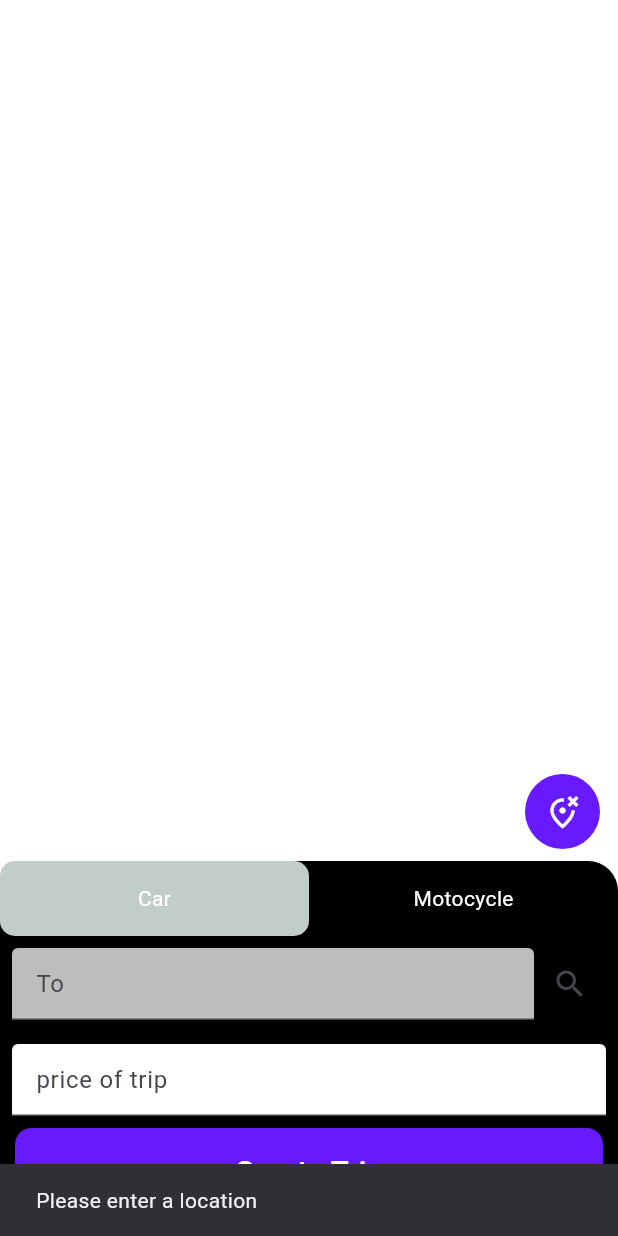
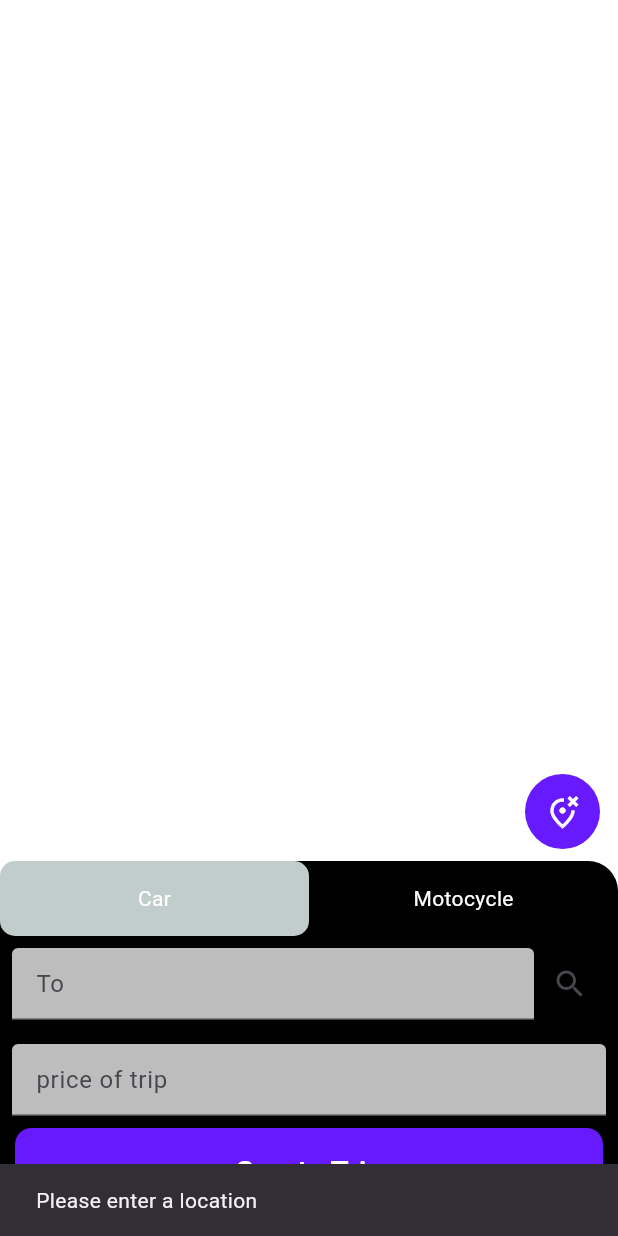
Before and after one commit to Abdelrahman-Ahmed-2003/Driver_app, a Flutter app: the BottomSheetWidget widget shown alone on an empty page, opened directly, after a tap on the "search" icon, on a phone screen of 412 x 824 dp. Run offline on Flutter 3.47's test engine with Material 3 defaults, Android fonts, the phone set to English and light mode, and no system bars; our stand-ins replace animated_text_kit, cloud_firestore, firebase_auth, firebase_core, flutter_map, geocoding and 9 more; missing offline and left inert: flutter_map_location_marker, flutter_polyline_points, flutter_timer_countdown, free_map; accounts and stored records are empty; network calls fail.

Commit message:
make all widgets in passenger page disabled when trip is created

```diff
--- a/lib/features/passenger_home/presentation/views/widgets/address_field.dart
+++ b/lib/features/passenger_home/presentation/views/widgets/address_field.dart
@@ -2,6 +2,7 @@ import 'dart:convert';
 import 'package:dirver/core/utils/colors_app.dart';
 import 'package:dirver/core/utils/utils.dart';
 import 'package:dirver/features/passenger_home/presentation/provider/content_of_trip_provider.dart';
+import 'package:dirver/features/passenger_home/presentation/provider/tripProvider.dart';
 import 'package:flutter/material.dart';
 import 'package:free_map/free_map.dart';
 import 'package:provider/provider.dart';
@@ -24,6 +25,7 @@ class _AddressFieldState extends State<AddressField> {
   @override
   Widget build(BuildContext context) {
     final provider = Provider.of<ContentOfTripProvider>(context); // Use context.read<ContentOfTripProvider>;
+    final tripProvider = Provider.of<TripProvider>(context);
 
     return Padding(
       padding: const EdgeInsets.all(8.0),
@@ -31,6 +33,7 @@ class _AddressFieldState extends State<AddressField> {
         children: [
           Expanded(
             child: TextFormField(
+              readOnly: tripProvider.tripStream != null,
               keyboardType: TextInputType.text,
               controller: provider.toController,
               decoration: InputDecoration(
@@ -47,6 +50,7 @@ class _AddressFieldState extends State<AddressField> {
   }
 
   Widget _buildSearchButton(ContentOfTripProvider provider) {
+    final tripProvider = Provider.of<TripProvider>(context, listen: false);
     return _isSearching
         ? const Padding(
             padding: EdgeInsets.all(8.0),
@@ -57,13 +61,13 @@ class _AddressFieldState extends State<AddressField> {
             ),
           )
         : IconButton(
-            onPressed: _isSearching ? null : () => _handleSearch(provider),
+            onPressed: _isSearching ? null : tripProvider.tripStream!= null?null:() => _handleSearch(provider),
             icon: const Icon(Icons.search),
           );
   }
 
-  Future<void> _handleSearch(ContentOfTripProvider ContentOfTripProvider) async {
-  final query = ContentOfTripProvider.toController.text.trim();
+  Future<void> _handleSearch(ContentOfTripProvider contentOfTripProvider) async {
+  final query = contentOfTripProvider.toController.text.trim();
 
   if (query.isEmpty) {
     ScaffoldMessenger.of(context).showSnackBar(
@@ -99,7 +103,7 @@ class _AddressFieldState extends State<AddressField> {
             : (data[0]['lon'] as num).toDouble();
 
         debugPrint('📍 Location found: Lat: $lat, Lon: $lon');
-        ContentOfTripProvider.setCoordinatesPoint(LatLng(lat, lon));
+        contentOfTripProvider.setCoordinatesPoint(LatLng(lat, lon));
       } else {
         debugPrint('⚠️ Location not found');
         ScaffoldMessenger.of(context).showSnackBar(
--- a/lib/features/passenger_home/presentation/views/widgets/bottom_sheet_app.dart
+++ b/lib/features/passenger_home/presentation/views/widgets/bottom_sheet_app.dart
@@ -11,8 +11,7 @@ import 'package:latlong2/latlong.dart';
 import 'package:provider/provider.dart';
 
 class BottomSheetWidget extends StatelessWidget {
-  BottomSheetWidget({super.key});
-  bool isTripCreated = false;
+  const BottomSheetWidget({super.key});
 
   @override
   Widget build(BuildContext context) {
@@ -30,19 +29,20 @@ class BottomSheetWidget extends StatelessWidget {
   }
 
   Widget _buildClearLocationButton(BuildContext context) {
+    final tripProvider = context.watch<TripProvider>();
     return Align(
       alignment: Alignment.bottomRight,
       child: Container(
-        decoration: const BoxDecoration(
-          color: AppColors.primaryColor,
-          borderRadius: BorderRadius.all(Radius.circular(25)),
+        decoration: BoxDecoration(
+          color: tripProvider.tripStream != null ? AppColors.greyColor : AppColors.primaryColor,
+          borderRadius: const BorderRadius.all(Radius.circular(25)),
         ),
         height: 50,
         width: 50,
         margin: const EdgeInsets.only(right: 12, bottom: 8),
         child: IconButton(
           onPressed: () {
-            if(isTripCreated) return;
+            if(tripProvider.tripStream != null) return;
             final provider = context.read<ContentOfTripProvider>();
             provider.toController.clear();
             provider.priceController.clear();
@@ -102,7 +102,11 @@ class TripStatusStreamer extends StatelessWidget {
           padding: const EdgeInsets.symmetric(vertical: 8, horizontal: 16),
           margin: const EdgeInsets.only(bottom: 8),
           decoration: BoxDecoration(
-            color: _getStatusColor(status).withOpacity(0.2),
+            color: _getStatusColor(status).withValues(
+  alpha: 0.4, // 0.2 * 255
+
+),
+
             borderRadius: BorderRadius.circular(20),
           ),
           child: Row(
--- a/lib/features/passenger_home/presentation/views/widgets/list_view_widget.dart
+++ b/lib/features/passenger_home/presentation/views/widgets/list_view_widget.dart
@@ -1,5 +1,7 @@
 import 'package:dirver/core/utils/colors_app.dart';
+import 'package:dirver/features/passenger_home/presentation/provider/tripProvider.dart';
 import 'package:flutter/material.dart';
+import 'package:provider/provider.dart';
 
 class ListViewWidget extends StatefulWidget {
   const ListViewWidget({super.key});
@@ -13,6 +15,7 @@ class _ListViewWidgetState extends State<ListViewWidget> {
   List<String> items = ["Car", "Motocycle"];
   @override
   Widget build(BuildContext context) {
+    final TripProvider tripProvider = context.watch<TripProvider>();
     return SizedBox(
       height: 50, // ✅ Constrain height
       child: Row(
@@ -20,6 +23,7 @@ class _ListViewWidgetState extends State<ListViewWidget> {
           return Expanded(
             child: GestureDetector(
               onTap: () {
+                if(tripProvider.tripStream != null) return; // ✅ Prevent selection if trip is active
                 setState(() {
                   selectedIndex = index; // ✅ Update selected item
                 });
--- a/lib/features/passenger_home/presentation/views/widgets/price_field.dart
+++ b/lib/features/passenger_home/presentation/views/widgets/price_field.dart
@@ -1,6 +1,7 @@
 
 import 'package:dirver/core/utils/colors_app.dart';
 import 'package:dirver/features/passenger_home/presentation/provider/content_of_trip_provider.dart';
+import 'package:dirver/features/passenger_home/presentation/provider/tripProvider.dart';
 import 'package:flutter/material.dart';
 import 'package:provider/provider.dart';
 
@@ -12,16 +13,17 @@ class PriceField extends StatelessWidget {
   @override
   Widget build(BuildContext context) {
     var provider = context.read<ContentOfTripProvider>();
-
+    final tripProvider = context.watch<TripProvider>();
     return Padding(
       padding: const EdgeInsets.all(8.0),
       child: TextFormField(
+        readOnly: tripProvider.tripStream != null,
         keyboardType: TextInputType.number,
         controller: provider.priceController,
         decoration: InputDecoration(
           filled: true,
           hintText: 'price of trip',
-          fillColor: AppColors.whiteColor,
+          fillColor: AppColors.greyColor,
           suffixText: 'EGP',
           suffixStyle: const TextStyle(color:AppColors.darkRed),
         ),
--- a/lib/features/splash_screen/presentation/views/splash_view.dart
+++ b/lib/features/splash_screen/presentation/views/splash_view.dart
@@ -2,7 +2,6 @@ import 'dart:async';
 import 'package:animated_text_kit/animated_text_kit.dart';
 import 'package:dirver/core/services/sharedPref/store_user_type.dart';
 import 'package:dirver/core/utils/colors_app.dart';
-import 'package:dirver/core/utils/utils.dart';
 import 'package:dirver/features/auth/presentation/views/login_view.dart';
 import 'package:dirver/features/driver_home/presentation/views/driver_home.dart';
 import 'package:dirver/features/driver_or_rider/presentation/views/driver_or_rider_view.dart';
--- a/lib/main.dart
+++ b/lib/main.dart
@@ -21,10 +21,7 @@ void main() async{
   runApp(
     MultiProvider(
       providers: [
-        ChangeNotifierProvider(create: (_) => ContentOfTripProvider()),
         ChangeNotifierProvider(create: (_) => DriverProvider()),
-        ChangeNotifierProvider(create: (_) => TripProvider()),
-
       ],
       child: MyApp(),
     ),
```
Also changed, not shown: lib/features/auth/presentation/views/widgets/otp_screen.dart (+4 -6 lines), lib/features/passenger_home/presentation/views/passenger_home.dart (+7 -4 lines), lib/features/passenger_home/presentation/views/widgets/show_map.dart (+5 -2 lines).
